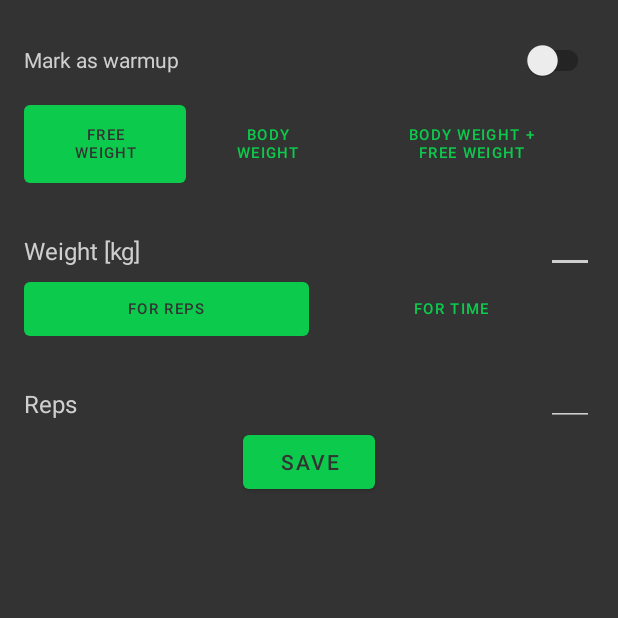
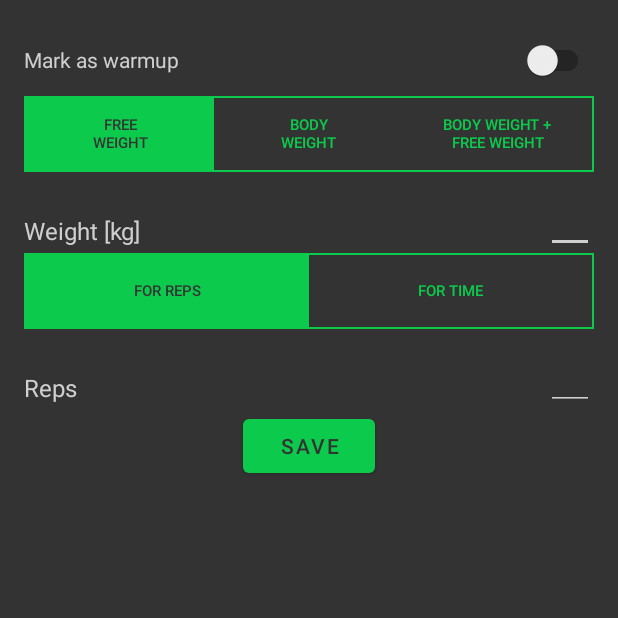
Before and after one commit to KamilMatejuk/Training-Tracker, an Android app: the AddSerieActivity screen opened directly, with no data from a screen before it, on a phone screen of 412 x 824 dp, the top half of it. Run offline under Robolectric (Android 15) with nearby library versions, the phone set to English and light mode, and no system bars; our stand-ins replace Room's generated code; 3 statements that could not run were skipped.

Commit message:
add switch fragment

```diff
--- a/app/build.gradle
+++ b/app/build.gradle
@@ -46,6 +46,9 @@ dependencies {
     implementation 'androidx.constraintlayout:constraintlayout:2.1.3'
     implementation 'com.google.code.gson:gson:2.8.9'
     implementation 'androidx.fragment:fragment-ktx:1.5.5'
+    implementation 'androidx.legacy:legacy-support-v4:1.0.0'
+    implementation 'androidx.lifecycle:lifecycle-livedata-ktx:2.4.1'
+    implementation 'androidx.lifecycle:lifecycle-viewmodel-ktx:2.4.1'
     testImplementation 'junit:junit:4.13.2'
     androidTestImplementation 'androidx.test.ext:junit:1.1.3'
     androidTestImplementation 'androidx.test.espresso:espresso-core:3.4.0'
--- a/app/src/main/java/com/example/trainingtracker/Tools.kt
+++ b/app/src/main/java/com/example/trainingtracker/Tools.kt
@@ -21,16 +21,4 @@ object Tools {
             item
         }
     }
-
-    fun switchBtn(context: Context, btn: Button, on: Boolean) {
-        val colorAccent = ContextCompat.getColor(context, R.color.mint)
-        val colorBg = colorFromAttr(context, R.attr.myBackgroundColor)
-        if (on) {
-            btn.setTextColor(colorBg)
-            btn.setBackgroundColor(colorAccent)
-        } else {
-            btn.setTextColor(colorAccent)
-            btn.setBackgroundColor(colorBg)
-        }
-    }
 }
--- a/app/src/main/java/com/example/trainingtracker/activities/AddSerieActivity.kt
+++ b/app/src/main/java/com/example/trainingtracker/activities/AddSerieActivity.kt
@@ -1,20 +1,20 @@
 package com.example.trainingtracker.activities
 
 import android.os.Bundle
-import android.util.Log
 import android.view.View
-import android.widget.Button
 import android.widget.Toast
-import androidx.core.content.ContextCompat
+import androidx.fragment.app.FragmentManager
+import androidx.fragment.app.FragmentTransaction
 import com.example.trainingtracker.R
-import com.example.trainingtracker.Tools
 import com.example.trainingtracker.databinding.ActivityAddSerieBinding
 import com.example.trainingtracker.dbconnection.Room
 import com.example.trainingtracker.dbconnection.items.ExerciseItem
 import com.example.trainingtracker.dbconnection.items.HistoryItem
 import com.example.trainingtracker.dbconnection.items.SerieItem
 import com.example.trainingtracker.dbconnection.items.WeightType
-import java.time.LocalDate
+import com.example.trainingtracker.fragments.SwitchMeasureType
+import com.example.trainingtracker.fragments.SwitchOptionsFragment
+import com.example.trainingtracker.fragments.SwitchWeightType
 import java.time.LocalDateTime
 import java.time.temporal.ChronoUnit
 import kotlin.math.floor
@@ -25,9 +25,8 @@ class AddSerieActivity : ThemeChangingActivity() {
     private lateinit var history: HistoryItem
     private var bodyWeight: Float = 0f
 
-    private enum class MeasureType { REPS, TIME }
-    private var measureType: MeasureType = MeasureType.REPS
-    private var weightType: WeightType = WeightType.FREEWEIGHT
+    private var measureType: SwitchMeasureType = SwitchMeasureType.REPS
+    private var weightType: SwitchWeightType = SwitchWeightType.FREEWEIGHT
 
     override fun onCreate(savedInstanceState: Bundle?) {
         super.onCreate(savedInstanceState)
@@ -38,81 +37,59 @@ class AddSerieActivity : ThemeChangingActivity() {
 
         exercise = (intent.getSerializableExtra("EXTRA_EXERCISE") as? ExerciseItem)!!
 
-        binding.switchTypeReps.setOnClickListener { switchMeasureType(MeasureType.REPS) }
-        binding.switchTypeTime.setOnClickListener { switchMeasureType(MeasureType.TIME) }
-        switchMeasureType(measureType)
-
-        binding.switchWeightBody.setOnClickListener { switchWeightType(WeightType.BODYWEIGHT) }
-        binding.switchWeightFree.setOnClickListener { switchWeightType(WeightType.FREEWEIGHT) }
-        binding.switchWeightBoth.setOnClickListener { switchWeightType(WeightType.WEIGHTED_BODYWEIGHT) }
-        switchWeightType(weightType)
-
         binding.save.setOnClickListener { save() }
         getBodyWeight()
         getLastHistoryItem()
-    }
 
+        if (savedInstanceState == null) {
+            val fragmentManager: FragmentManager = supportFragmentManager
+            val fragmentTransaction: FragmentTransaction = fragmentManager.beginTransaction()
+            val fragmentSwitchWeight = SwitchOptionsFragment.newInstance("tagWeightType", enumValues<SwitchWeightType>())
+            val fragmentSwitchMeasure = SwitchOptionsFragment.newInstance("tagMeasureType", enumValues<SwitchMeasureType>())
+            fragmentTransaction.replace(R.id.switch_weight, fragmentSwitchWeight, "tagWeightType")
+            fragmentTransaction.replace(R.id.switch_measure, fragmentSwitchMeasure, "tagMeasureType")
+            fragmentTransaction.setTransition(FragmentTransaction.TRANSIT_FRAGMENT_OPEN);
+            fragmentTransaction.addToBackStack(null);
+            fragmentTransaction.commit()
 
+            fragmentManager.setFragmentResultListener("tagWeightType", fragmentSwitchWeight) { _, bundle ->
+                val result = bundle.getSerializable("key") as SwitchWeightType
+                weightType = result
+                when (result) {
+                    SwitchWeightType.FREEWEIGHT -> {
+                        binding.weight.isEnabled = true
+                    }
+                    SwitchWeightType.BODYWEIGHT -> {
+                        binding.weight.isEnabled = false
+                        binding.weight.setText("")
+                    }
+                    SwitchWeightType.WEIGHTED_BODYWEIGHT -> {
+                        binding.weight.isEnabled = true
+                    }
+                }
+            }
 
-    private fun switchMeasureType(to: MeasureType) {
-        measureType = to
-        when (to) {
-            MeasureType.REPS -> {
-                // switch buttons
-                Tools.switchBtn(this, binding.switchTypeReps, true)
-                Tools.switchBtn(this, binding.switchTypeTime, false)
-                // options
-                binding.repsLayout.visibility = View.VISIBLE
-                binding.timeLayout.visibility = View.GONE
+            fragmentManager.setFragmentResultListener("tagMeasureType", fragmentSwitchMeasure) { _, bundle ->
+                val result = bundle.getSerializable("key") as SwitchMeasureType
+                measureType = result
+                when (result) {
+                    SwitchMeasureType.REPS -> {
+                        binding.repsLayout.visibility = View.VISIBLE
+                        binding.timeLayout.visibility = View.GONE
+                    }
+                    SwitchMeasureType.TIME -> {
+                        binding.repsLayout.visibility = View.GONE
+                        binding.timeLayout.visibility = View.VISIBLE
+                    }
+                }
             }
-            MeasureType.TIME -> {
-                // switch buttons
-                Tools.switchBtn(this, binding.switchTypeReps, false)
-                Tools.switchBtn(this, binding.switchTypeTime, true)
-                // options
-                binding.repsLayout.visibility = View.GONE
-                binding.timeLayout.visibility = View.VISIBLE
-            }
+            binding.repsLayout.visibility = View.VISIBLE
+            binding.timeLayout.visibility = View.GONE
         }
     }
 
-    private fun switchWeightType(to: WeightType) {
-        weightType = to
-        when (to) {
-            WeightType.FREEWEIGHT -> {
-                // switch buttons
-                Tools.switchBtn(this, binding.switchWeightFree, true)
-                Tools.switchBtn(this, binding.switchWeightBody, false)
-                Tools.switchBtn(this, binding.switchWeightBoth, false)
-                // options
-                binding.weight.isEnabled = true
-            }
-            WeightType.BODYWEIGHT -> {
-                if (bodyWeight <= 0) {
-                    Toast.makeText(this, "Body weight is not set", Toast.LENGTH_SHORT).show()
-                    return
-                }
-                // switch buttons
-                Tools.switchBtn(this, binding.switchWeightFree, false)
-                Tools.switchBtn(this, binding.switchWeightBody, true)
-                Tools.switchBtn(this, binding.switchWeightBoth, false)
-                // options
-                binding.weight.isEnabled = false
-                binding.weight.setText("")
-            }
-            WeightType.WEIGHTED_BODYWEIGHT -> {
-                if (bodyWeight <= 0) {
-                    Toast.makeText(this, "Body weight is not set", Toast.LENGTH_SHORT).show()
-                    return
-                }
-                // switch buttons
-                Tools.switchBtn(this, binding.switchWeightFree, false)
-                Tools.switchBtn(this, binding.switchWeightBody, false)
-                Tools.switchBtn(this, binding.switchWeightBoth, true)
-                // options
-                binding.weight.isEnabled = true
-            }
-        }
+    override fun onBackPressed() {
+        finish()
     }
 
     private fun getBodyWeight() {
@@ -121,7 +98,7 @@ class AddSerieActivity : ThemeChangingActivity() {
                 val user = Room.getUser()
                 bodyWeight = user?.weight_values?.lastOrNull() ?: 0f
             }
-        }.start()
+        }
     }
 
     private fun getLastHistoryItem() {
@@ -146,26 +123,34 @@ class AddSerieActivity : ThemeChangingActivity() {
             return
         }
         try {
+            if (bodyWeight <= 0 && (weightType == SwitchWeightType.BODYWEIGHT || weightType == SwitchWeightType.WEIGHTED_BODYWEIGHT)) {
+                Toast.makeText(this, "Body weight is not set", Toast.LENGTH_SHORT).show()
+                return
+            }
             val weight = when (weightType) {
-                WeightType.FREEWEIGHT -> binding.weight.text.toString().toFloat()
-                WeightType.BODYWEIGHT -> bodyWeight
-                WeightType.WEIGHTED_BODYWEIGHT -> bodyWeight + binding.weight.text.toString()
+                SwitchWeightType.FREEWEIGHT -> binding.weight.text.toString().toFloat()
+                SwitchWeightType.BODYWEIGHT -> bodyWeight
+                SwitchWeightType.WEIGHTED_BODYWEIGHT -> bodyWeight + binding.weight.text.toString()
                     .toFloat()
             }
-            val time = if (measureType == MeasureType.TIME) floor(
+            val time = if (measureType == SwitchMeasureType.TIME) floor(
                 binding.time.text.toString().toDouble()
             ).toInt() else null
-            val reps = if (measureType == MeasureType.REPS) floor(
+            val reps = if (measureType == SwitchMeasureType.REPS) floor(
                 binding.reps.text.toString().toDouble()
             ).toInt() else null
             val warmup = binding.warmup.isChecked
-            val item = SerieItem(null, time, weight, reps, null, warmup, weightType)
-            Log.d("ITEM", item.toString())
+            val item = SerieItem(null, time, weight, reps, "", warmup,
+                when(weightType){
+                    SwitchWeightType.FREEWEIGHT -> WeightType.FREEWEIGHT
+                    SwitchWeightType.BODYWEIGHT -> WeightType.BODYWEIGHT
+                    SwitchWeightType.WEIGHTED_BODYWEIGHT -> WeightType.WEIGHTED_BODYWEIGHT
+                })
 
             val now = LocalDateTime.now()
             Thread {
                 run {
-                    if (history.date.until(now, ChronoUnit.MINUTES) < 15) {
+                    if (history.id != null && history.date.until(now, ChronoUnit.MINUTES) < 15) {
                         // add to existing
                         history.series = (history.series.toMutableList() + item).toList()
                         Room.updateHistoryItemSeries(history)
--- a/app/src/main/java/com/example/trainingtracker/dbconnection/items/SerieItem.kt
+++ b/app/src/main/java/com/example/trainingtracker/dbconnection/items/SerieItem.kt
@@ -21,7 +21,7 @@ data class SerieItem(
     @ColumnInfo(name = "time") var time: Int?,
     @ColumnInfo(name = "weight") var weight: Float?,
     @ColumnInfo(name = "reps") var reps: Int?,
-    @ColumnInfo(name = "notes") var notes: String?,
+    @ColumnInfo(name = "notes") var notes: String,
     @ColumnInfo(name = "warmup") var warmup: Boolean,
     @ColumnInfo(name = "weight_type") var weight_type: WeightType,
 )
--- /dev/null
+++ b/app/src/main/java/com/example/trainingtracker/fragments/SwitchEnums.kt
@@ -0,0 +1,21 @@
+package com.example.trainingtracker.fragments
+
+interface SwitchEnum<T> {
+    val desc: String
+}
+
+enum class SwitchMeasureType(override val desc: String): SwitchEnum<SwitchMeasureType> {
+    REPS("For reps"),
+    TIME("For time")
+}
+
+enum class SwitchMeasureType2(override val desc: String): SwitchEnum<SwitchMeasureType> {
+    REPS("Show repped"),
+    TIME("Show timed")
+}
+
+enum class SwitchWeightType(override val desc: String): SwitchEnum<SwitchWeightType> {
+    FREEWEIGHT("Free\nweight"),
+    BODYWEIGHT("Body\nweight"),
+    WEIGHTED_BODYWEIGHT("Body weight +\nfree weight")
+}
--- /dev/null
+++ b/app/src/main/java/com/example/trainingtracker/fragments/SwitchOptionsFragment.kt
@@ -0,0 +1,103 @@
+package com.example.trainingtracker.fragments
+
+import android.content.Context
+import android.os.Bundle
+import android.view.LayoutInflater
+import android.view.View
+import android.view.ViewGroup
+import android.widget.Button
+import android.widget.LinearLayout
+import android.widget.TextView
+import androidx.core.content.ContextCompat
+import androidx.core.os.bundleOf
+import androidx.fragment.app.Fragment
+import androidx.fragment.app.setFragmentResult
+import com.example.trainingtracker.R
+import com.example.trainingtracker.Tools
+
+class SwitchOptionsFragment<E: SwitchEnum<E>> : Fragment() {
+    private lateinit var resultKey: String
+    private lateinit var values: Array<E>
+    private lateinit var btns: Array<Button>
+
+    override fun onCreate(savedInstanceState: Bundle?) {
+        super.onCreate(savedInstanceState)
+        if (arguments != null) {
+            resultKey = requireArguments().getString("key") ?: ""
+            values = requireArguments().getSerializable("values") as Array<E>
+        }
+    }
+
+    override fun onCreateView(
+        inflater: LayoutInflater, container: ViewGroup?,
+        savedInstanceState: Bundle?
+    ): View? {
+        val view = inflater.inflate(R.layout.fragment_switch_options, container, false)
+        createButtons(view)
+        return view
+    }
+
+    private fun createButtons(view: View) {
+        if (!this::values.isInitialized) return
+        btns = arrayOf()
+        val layout = view.findViewById<LinearLayout>(R.id.layout)
+        layout.removeAllViews()
+        values.forEach {
+            val btn = Button(context)
+            val layoutParams = LinearLayout.LayoutParams(
+                LinearLayout.LayoutParams.WRAP_CONTENT,
+                LinearLayout.LayoutParams.WRAP_CONTENT,
+                1.0f)
+            layoutParams.setMargins(0, 0, 0, 0)
+            btn.setPadding(0, 0, 0, 0)
+            btn.textSize = 10f
+            btn.text = it.desc
+            layout.addView(btn, layoutParams)
+            btns += btn
+        }
+        // set colors
+        btns.forEachIndexed { i, btn ->
+            if (i == 0) switchBtn(requireContext(), btn, true)
+            else switchBtn(requireContext(), btn, false)
+        }
+        // switch on click
+        btns.forEachIndexed { i, btn ->
+            btn.setOnClickListener { clicked ->
+                btns.forEach { sibling ->
+                    switchBtn(requireContext(), sibling, false)
+                }
+                switchBtn(requireContext(), clicked as Button, true)
+                setFragmentResult(resultKey, bundleOf("key" to values[i]))
+            }
+        }
+        layout.invalidate()
+        layout.requestLayout()
+    }
+
+    fun switchBtn(context: Context, btn: Button, on: Boolean) {
+        val colorAccent = ContextCompat.getColor(context, R.color.mint)
+        val colorBg = Tools.colorFromAttr(context, R.attr.myBackgroundColor)
+        if (on) {
+            btn.setTextColor(colorBg)
+            btn.setBackgroundColor(colorAccent)
+        } else {
+            btn.setTextColor(colorAccent)
+            btn.setBackgroundColor(colorBg)
+        }
+    }
+
+    companion object {
+        inline fun <reified E: SwitchEnum<E>> newInstance(
+            resultKey: String,
+            values: Array<E>
+        ): SwitchOptionsFragment<E> {
+            val f = SwitchOptionsFragment<E>()
+            val args = Bundle()
+            args.putString("key", resultKey)
+            args.putSerializable("values", values)
+            f.arguments = args
+            return f
+        }
+    }
+
+}
--- a/app/src/main/res/drawable-v24/todo_item_bg.xml
+++ b/app/src/main/res/drawable-v24/border_rounded.xml
@@ -1,11 +1,7 @@
 <?xml version="1.0" encoding="utf-8"?>
 <layer-list
     xmlns:android="http://schemas.android.com/apk/res/android" >
-    <item
-        android:left="@dimen/padding_internal"
-        android:right="@dimen/padding_internal"
-        android:top="@dimen/padding_internal">
-
+    <item>
         <shape android:shape="rectangle">
             <solid
                 android:color="?attr/myBackgroundColorDarker" >
--- a/app/src/main/res/layout/activity_add_serie.xml
+++ b/app/src/main/res/layout/activity_add_serie.xml
@@ -17,39 +17,12 @@
         android:text="Mark as warmup"
         android:textColor="?attr/myForegroundColor" />
 
-    <LinearLayout
+    <androidx.fragment.app.FragmentContainerView
+        android:id="@+id/switch_weight"
+        android:name="com.example.trainingtracker.fragments.SwitchOptionsFragment"
         android:layout_width="match_parent"
         android:layout_height="wrap_content"
-        android:orientation="horizontal">
-
-        <Button
-            android:id="@+id/switch_weight_free"
-            android:layout_width="0dp"
-            android:layout_height="64dp"
-            android:layout_weight="1"
-            android:text="Free\nweight"
-            android:textSize="10sp"
-            android:stateListAnimator="@null" />
-
-        <Button
-            android:id="@+id/switch_weight_body"
-            android:layout_width="0dp"
-            android:layout_height="64dp"
-            android:layout_weight="1"
-            android:text="Body\nweight"
-            android:textSize="10sp"
-            android:stateListAnimator="@null" />
-
-        <Button
-            android:id="@+id/switch_weight_both"
-            android:layout_width="0dp"
-            android:layout_height="64dp"
-            android:layout_weight="1.5"
-            android:text="Body weight +\nfree weight"
-            android:textSize="10sp"
-            android:stateListAnimator="@null" />
-
-    </LinearLayout>
+        tools:layout="@layout/fragment_switch_options" />
 
     <androidx.constraintlayout.widget.ConstraintLayout
         android:layout_width="match_parent"
@@ -86,30 +59,12 @@
 
     </androidx.constraintlayout.widget.ConstraintLayout>
 
-    <LinearLayout
+    <androidx.fragment.app.FragmentContainerView
+        android:id="@+id/switch_measure"
+        android:name="com.example.trainingtracker.fragments.SwitchOptionsFragment"
         android:layout_width="match_parent"
         android:layout_height="wrap_content"
-        android:orientation="horizontal">
-
-        <Button
-            android:id="@+id/switch_type_reps"
-            android:layout_width="0dp"
-            android:layout_height="wrap_content"
-            android:layout_weight="1"
-            android:text="For reps"
-            android:textSize="10sp"
-            android:stateListAnimator="@null" />
-
-        <Button
-            android:id="@+id/switch_type_time"
-            android:layout_width="0dp"
-            android:layout_height="wrap_content"
-            android:layout_weight="1"
-            android:text="For time"
-            android:textSize="10sp"
-            android:stateListAnimator="@null" />
-
-    </LinearLayout>
+        tools:layout="@layout/fragment_switch_options" />
 
     <androidx.constraintlayout.widget.ConstraintLayout
         android:id="@+id/time_layout"
--- /dev/null
+++ b/app/src/main/res/layout/fragment_switch_options.xml
@@ -0,0 +1,12 @@
+<?xml version="1.0" encoding="utf-8"?>
+<LinearLayout xmlns:android="http://schemas.android.com/apk/res/android"
+    xmlns:tools="http://schemas.android.com/tools"
+    android:layout_width="match_parent"
+    android:layout_height="wrap_content"
+    tools:context=".fragments.SwitchOptionsFragment"
+    android:id="@+id/layout"
+    android:orientation="horizontal"
+    android:background="@drawable/border_cornered"
+    android:padding="1dp">
+
+</LinearLayout>
```
Also changed, not shown: app/src/main/java/com/example/trainingtracker/activities/ExerciseActivity.kt (+25 -30 lines), app/src/main/res/layout/activity_exercise.xml (+6 -25 lines), app/src/main/res/drawable-v24/border_cornered.xml (renamed from app/src/main/res/drawable-v24/debug_border.xml).
